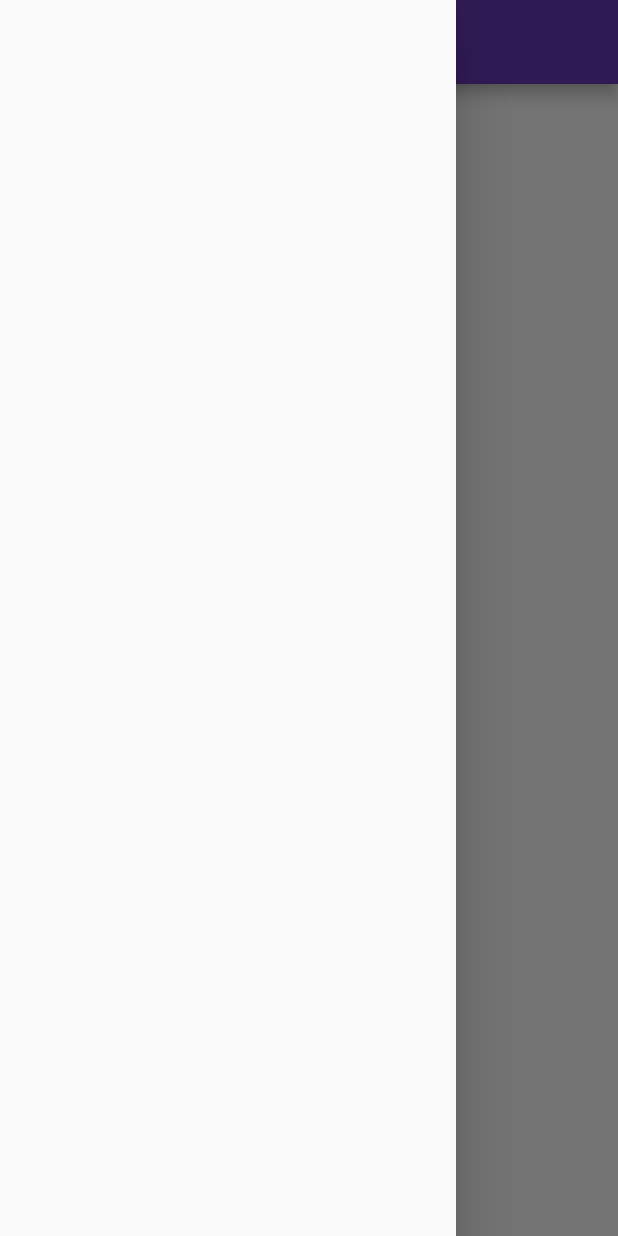
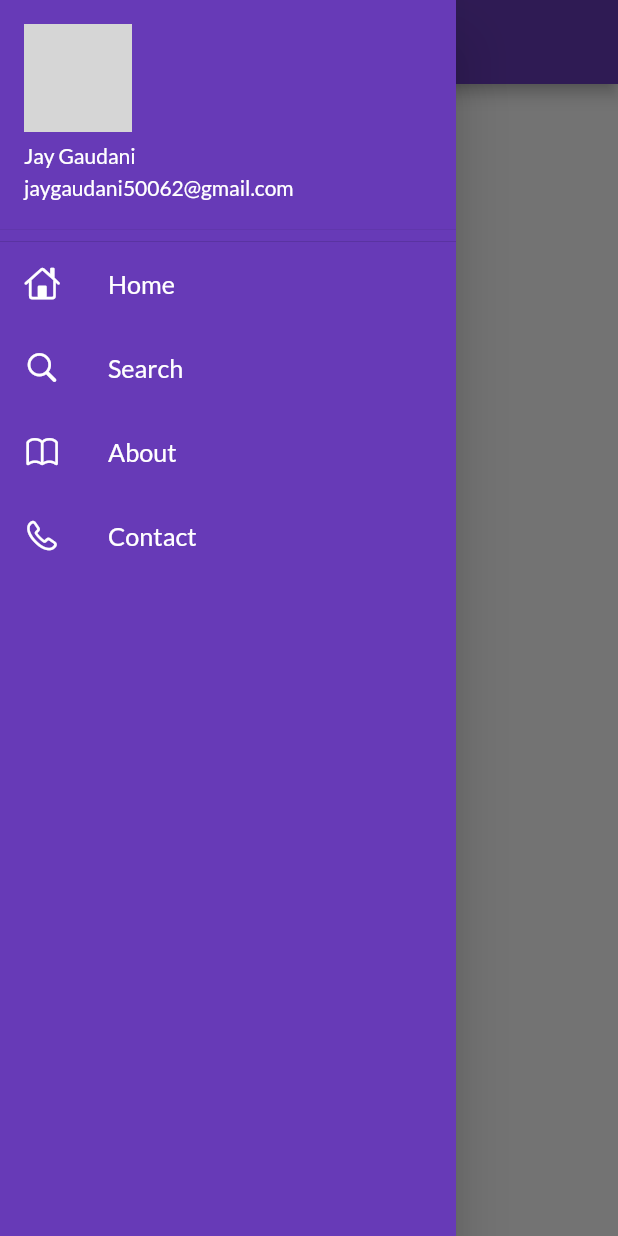
Before and after one commit to jay2607-cmd/flutterByCodepur, a Flutter app: the Home screen opened by its route, with the side drawer open, on a phone screen of 412 x 824 dp. Run offline on Flutter 3.47's test engine with Material 2 defaults, Android fonts, the phone set to English and light mode, and no system bars; our stand-ins replace google_fonts; network calls fail; grey boxes are pictures that could not be loaded.

Commit message:
day 9 completed

```diff
--- a/lib/main.dart
+++ b/lib/main.dart
@@ -16,15 +16,18 @@ class MyApp extends StatelessWidget {
   @override
   Widget build(BuildContext context) {
     return MaterialApp(
+      debugShowCheckedModeBanner: false,
 
       themeMode: ThemeMode.light,
       theme: ThemeData(primarySwatch: Colors.deepPurple,
           fontFamily: GoogleFonts.lato().fontFamily,
       ),
+
       darkTheme: ThemeData(
         brightness: Brightness.light, // Brightness.dark for darkmode
       ),
-    initialRoute:"/login",
+
+    initialRoute:MyRoute.homeRoute,
     routes: {
       "/" :(context) => LoginPage(),
       MyRoute.homeRoute : (context) => Home(),
--- a/lib/pages/home_page.dart
+++ b/lib/pages/home_page.dart
@@ -1,4 +1,5 @@
 import 'package:flutter/material.dart';
+import 'package:practice/widgets/drawer.dart';
 
 class Home extends StatelessWidget {
   int day = 10;
@@ -15,7 +16,7 @@ class Home extends StatelessWidget {
 
       body: Center(child: Text("Welcome ")),
 
-      drawer: Drawer(),
+      drawer: MyDrawer(),
     );
   }
 }
--- /dev/null
+++ b/lib/widgets/drawer.dart
@@ -0,0 +1,85 @@
+import 'package:flutter/cupertino.dart';
+import 'package:flutter/material.dart';
+
+class MyDrawer extends StatelessWidget {
+  const MyDrawer({Key? key}) : super(key: key);
+
+  @override
+  Widget build(BuildContext context) {
+
+    // ignore: non_constant_identifier_names
+    const imageurl = "https://upload.wikimedia.org/wikipedia/commons/7/7e/Virat_Kohli.jpg";
+
+    return Drawer(
+      child: Container(
+        color: Colors.deepPurple,
+        child: ListView(
+          children: const [
+            DrawerHeader(
+            padding: EdgeInsets.zero,
+            margin: EdgeInsets.zero,
+            child: UserAccountsDrawerHeader(accountName:Text("Jay Gaudani"),
+             accountEmail: Text("jaygaudani50062@gmail.com"),
+             currentAccountPicture: CircleAvatar(backgroundImage: NetworkImage(imageurl)),
+             ),
+
+            ),
+
+          ListTile(
+
+            leading: Icon(CupertinoIcons.home ,
+            color: Colors.white,),
+            title:
+
+            Text("Home",
+              textScaleFactor: 1.2,
+              style: TextStyle(color: Colors.white),
+            ),
+
+          ),
+          ListTile(
+
+            leading: Icon(CupertinoIcons.search ,
+            color: Colors.white,),
+            title:
+
+            Text("Search",
+              textScaleFactor: 1.2,
+              style: TextStyle(color: Colors.white),
+            ),
+
+          ),
+
+          ListTile(
+
+            leading: Icon(CupertinoIcons.book ,
+            color: Colors.white,),
+            title:
+
+            Text("About",
+              textScaleFactor: 1.2,
+              style: TextStyle(color: Colors.white),
+            ),
+
+          ),
+
+          ListTile(
+
+            leading: Icon(CupertinoIcons.phone ,
+            color: Colors.white,),
+            title:
+
+            Text("Contact",
+              textScaleFactor: 1.2,
+              style: TextStyle(color: Colors.white),
+            ),
+
+          ),
+
+
+          ],
+        ),
+      ),
+    );
+  }
+}
```
